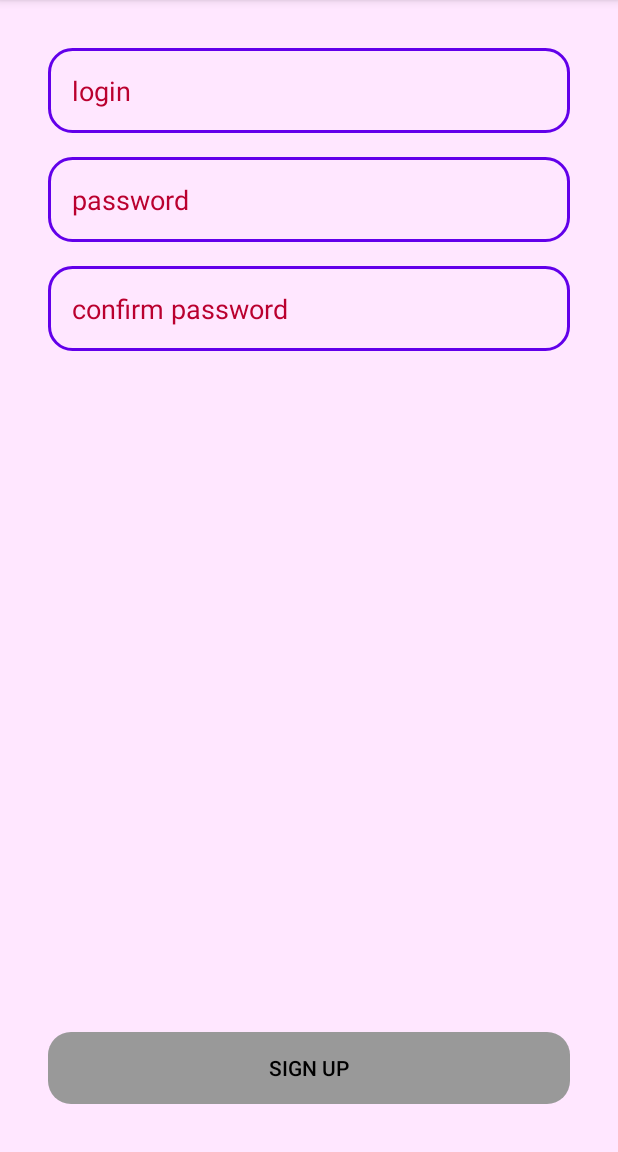
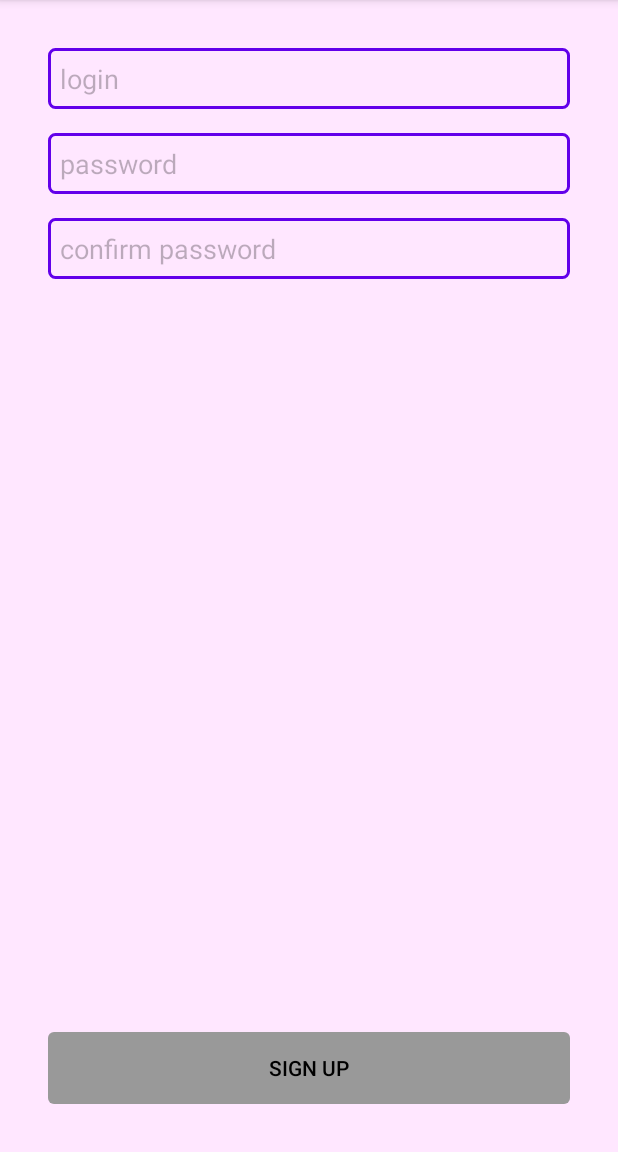
Before and after one commit to Lider123/mobile_desiregallery, an Android app: the SignupActivity screen opened directly, with no data from a screen before it, on a phone screen of 412 x 824 dp, the part 84-1236 px from its top. Run offline under Robolectric (Android 15) with nearby library versions, the phone set to English and light mode, and no system bars; 1 statement that could not run was skipped.

Commit message:
Changing design

```diff
--- a/app/src/main/res/drawable/item_comment_background.xml
+++ b/app/src/main/res/drawable/item_comment_background.xml
@@ -1,5 +1,5 @@
 <?xml version="1.0" encoding="utf-8"?>
 <shape xmlns:android="http://schemas.android.com/apk/res/android">
     <solid android:color="@color/colorSurface"/>
-    <corners android:radius="15dp"/>
+    <corners android:radius="@dimen/item_comment_corners_radius"/>
 </shape>
--- a/app/src/main/res/layout/activity_comments.xml
+++ b/app/src/main/res/layout/activity_comments.xml
@@ -2,7 +2,6 @@
 <LinearLayout
         xmlns:android="http://schemas.android.com/apk/res/android"
         xmlns:tools="http://schemas.android.com/tools"
-        xmlns:app="http://schemas.android.com/apk/res-auto"
         android:layout_width="match_parent"
         android:layout_height="match_parent"
         android:orientation="vertical"
@@ -32,6 +31,7 @@
                 android:inputType="textMultiLine"
                 android:minLines="1"
                 android:maxLines="5"
+                android:layout_gravity="center_vertical"
                 android:hint="@string/comments_input_hint"
                 style="@style/CustomEditText"/>
 
--- a/app/src/main/res/layout/activity_full_screen_image.xml
+++ b/app/src/main/res/layout/activity_full_screen_image.xml
@@ -2,7 +2,6 @@
 <FrameLayout
         xmlns:android="http://schemas.android.com/apk/res/android"
         xmlns:tools="http://schemas.android.com/tools"
-        xmlns:app="http://schemas.android.com/apk/res-auto"
         android:layout_width="match_parent"
         android:layout_height="match_parent"
         tools:context=".ui.activities.FullScreenImageActivity">
--- a/app/src/main/res/layout/activity_splash_screen.xml
+++ b/app/src/main/res/layout/activity_splash_screen.xml
@@ -6,7 +6,7 @@
         android:layout_width="match_parent"
         android:layout_height="match_parent"
 
-        android:background="@color/colorPrimaryDark"
+        android:background="@color/colorPrimary"
         tools:context=".ui.activities.SplashScreenActivity">
 
     <ImageView
--- a/app/src/main/res/values/colors.xml
+++ b/app/src/main/res/values/colors.xml
@@ -17,4 +17,6 @@
     <color name="colorOnError">#FFF</color>
     <color name="colorDisabled">#999</color>
     <color name="colorOnDisabled">#555</color>
+
+    <color name="colorHint">#4000</color>
 </resources>
--- a/app/src/main/res/values/dimens.xml
+++ b/app/src/main/res/values/dimens.xml
@@ -5,13 +5,14 @@
     <dimen name="item_status_padding">8dp</dimen>
     <dimen name="item_rating_font_size">18sp</dimen>
 
-    <dimen name="comments_input_view_padding">16dp</dimen>
-    <dimen name="item_comment_margin">16dp</dimen>
+    <dimen name="comments_input_view_padding">8dp</dimen>
+    <dimen name="item_comment_margin">8dp</dimen>
+    <dimen name="item_comment_corners_radius">4dp</dimen>
 
-    <dimen name="button_corners_radius">15dp</dimen>
-    <dimen name="edit_text_corners_radius">15dp</dimen>
+    <dimen name="button_corners_radius">4dp</dimen>
+    <dimen name="edit_text_corners_radius">4dp</dimen>
 
     <dimen name="dialog_rate_padding">16dp</dimen>
-    <dimen name="dialog_rate_background_radius">45dp</dimen>
+    <dimen name="dialog_rate_background_radius">4dp</dimen>
     <dimen name="dialog_rate_font_size">18sp</dimen>
 </resources>
--- a/app/src/main/res/values/styles.xml
+++ b/app/src/main/res/values/styles.xml
@@ -18,7 +18,7 @@
     </style>
     <style name="CustomEditText" parent="Widget.AppCompat.EditText">
         <item name="android:textColor">@color/colorOnBackground</item>
-        <item name="android:textColorHint">@color/colorSecondaryDark</item>
+        <item name="android:textColorHint">@color/colorHint</item>
         <item name="android:background">@drawable/comment_input_text_background</item>
         <item name="android:gravity">center_vertical</item>
         <item name="android:padding">@dimen/comments_input_view_padding</item>
```
